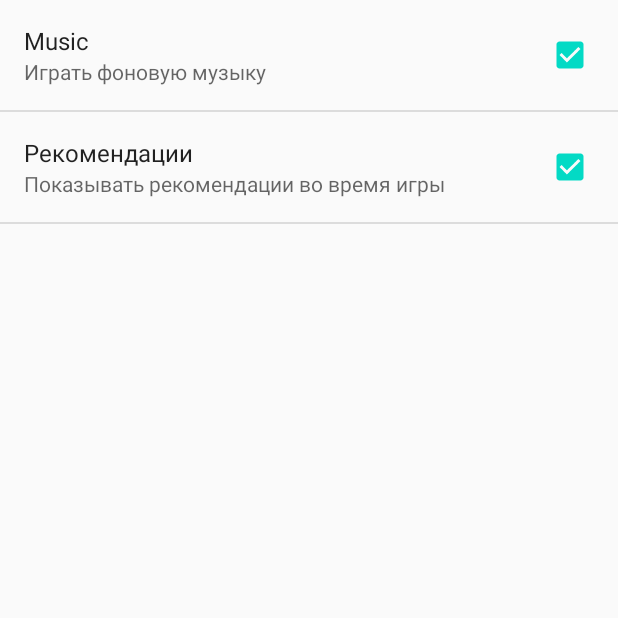
After one commit to lord-stanly/Sudoku, an Android app: the Prefs screen opened directly, with no data from a screen before it, on a phone screen of 412 x 824 dp, the top half of it. The commit adds this screen. Run offline under Robolectric (Android 15) with nearby library versions, the phone set to English and light mode, and no system bars.

Commit message:
3.8 появилось меню(пока не работает)

```diff
--- a/app/src/main/AndroidManifest.xml
+++ b/app/src/main/AndroidManifest.xml
@@ -17,7 +17,11 @@
             </intent-filter>
         </activity>
         <activity android:name=".About"
-            android:label="@string/about_title">
+            android:label="@string/about_title"
+            android:theme="@android:style/Theme.Dialog" >
+        </activity>
+        <activity android:name=".Prefs"
+            android:label="@string/settings_title" >
         </activity>
     </application>
 
--- /dev/null
+++ b/app/src/main/java/ru/mail/fizikello/sudoku/Prefs.java
@@ -0,0 +1,14 @@
+package ru.mail.fizikello.sudoku;
+
+import android.os.Bundle;
+import android.preference.PreferenceActivity;
+
+import androidx.annotation.Nullable;
+
+public class Prefs extends PreferenceActivity {
+    @Override
+    protected void onCreate(@Nullable Bundle savedInstanceState) {
+        super.onCreate(savedInstanceState);
+        addPreferencesFromResource(R.xml.settings);
+    }
+}
--- /dev/null
+++ b/app/src/main/res/menu/menu.xml
@@ -0,0 +1,6 @@
+<?xml version="1.0" encoding="utf-8"?>
+<menu xmlns:android="http://schemas.android.com/apk/res/android" >
+    <item android:id="@+id/settings"
+        android:title="@string/settings_label"
+        android:alphabeticShortcut="@string/settings_shortcut" />
+</menu>
--- a/app/src/main/res/values/strings.xml
+++ b/app/src/main/res/values/strings.xml
@@ -10,4 +10,12 @@
     <string name="about_text">\
         Игровое поле представляет собой квадрат размером 9×9, разделённый на меньшие квадраты со стороной в 3 клетки. Таким образом, всё игровое поле состоит из 81 клетки. В них уже в начале игры стоят некоторые числа (от 1 до 9), называемые подсказками. От игрока требуется заполнить свободные клетки цифрами от 1 до 9 так, чтобы в каждой строке, в каждом столбце и в каждом малом квадрате 3×3 каждая цифра встречалась бы только один раз.
     </string>
+
+    <string name="settings_label">Настройки...</string>
+    <string name="settings_title">Sudoku settings</string>
+    <string name="settings_shortcut">s</string>
+    <string name="music_title">Music</string>
+    <string name="music_summary">Играть фоновую музыку</string>
+    <string name="hints_title">Рекомендации</string>
+    <string name="hints_summary">Показывать рекомендации во время игры</string>
 </resources>
--- /dev/null
+++ b/app/src/main/res/xml/settings.xml
@@ -0,0 +1,13 @@
+<?xml version="1.0" encoding="utf-8"?>
+<PreferenceScreen xmlns:android="http://schemas.android.com/apk/res/android">
+    <CheckBoxPreference
+        android:key="music"
+        android:title="@string/music_title"
+        android:summary="@string/music_summary"
+        android:defaultValue="true" />
+    <CheckBoxPreference
+        android:key="hints"
+        android:title="@string/hints_title"
+        android:summary="@string/hints_summary"
+        android:defaultValue="true" />
+</PreferenceScreen>
```
Also changed, not shown: app/src/main/java/ru/mail/fizikello/sudoku/MainActivity.java (+24 -1 lines).
